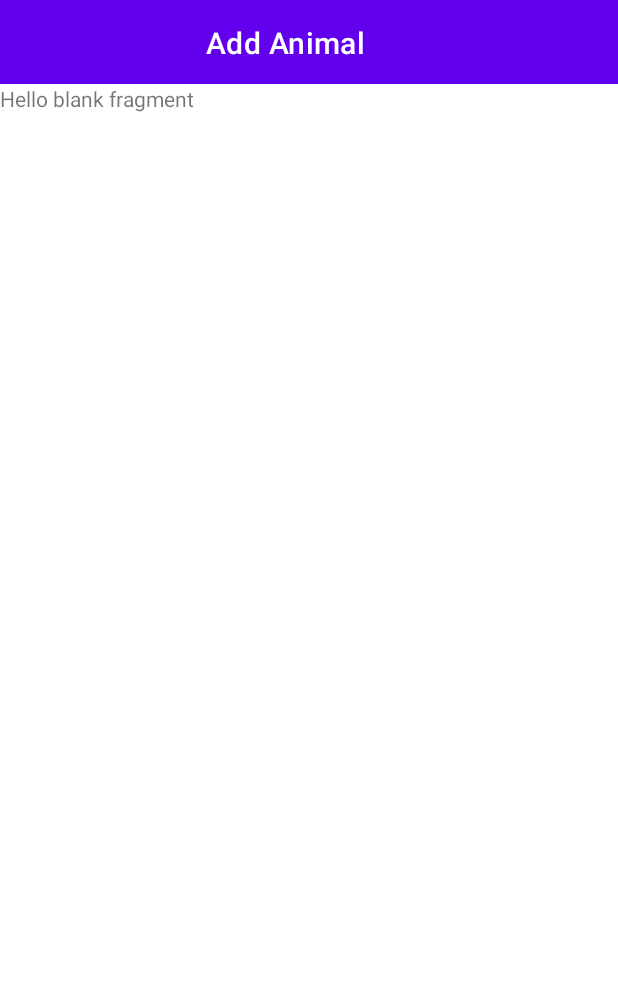
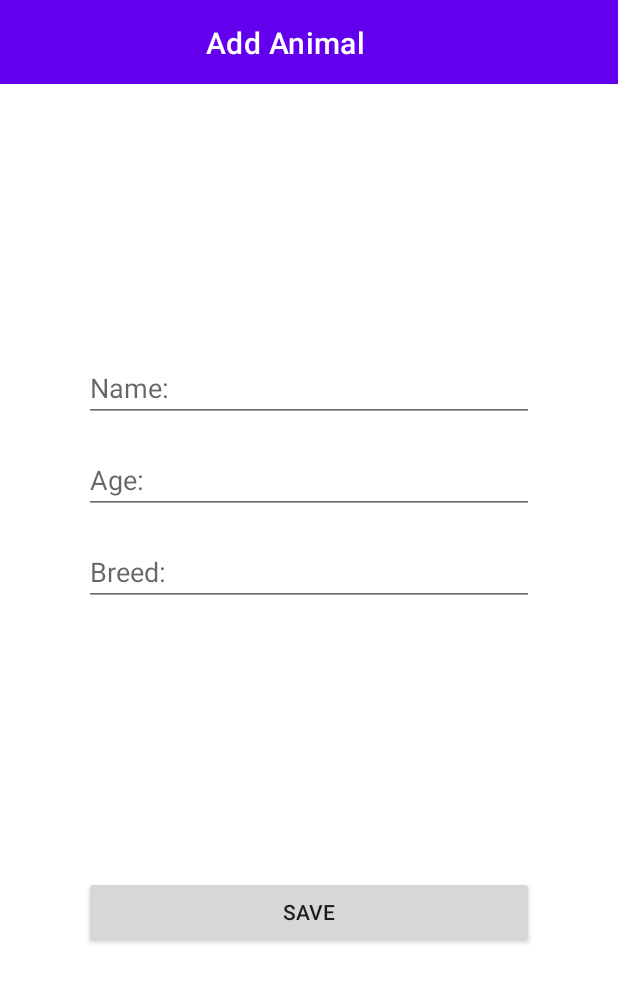
Before and after one commit to omelchenkoaleks/AnimalsProjectForRSSCHOOL, an Android app: the screen it shows after launch (MainActivity), after a tap on "Add new animal in database", on a phone screen of 412 x 824 dp. Shown: the top 982 px of the screen. Run offline under Robolectric (Android 15) with nearby library versions, the phone set to English and light mode, and no system bars.

Commit message:
RecyclerView and static data ...

```diff
--- /dev/null
+++ b/app/src/main/java/com/omelchenkoaleks/animals/models/Animal.kt
@@ -0,0 +1,7 @@
+package com.omelchenkoaleks.animals.models
+
+data class Animal(
+    val name: String = "",
+    val age: Int = 0,
+    val breed: String = ""
+)
--- a/app/src/main/java/com/omelchenkoaleks/animals/screens/AddAnimalFragment.kt
+++ b/app/src/main/java/com/omelchenkoaleks/animals/screens/AddAnimalFragment.kt
@@ -28,8 +28,8 @@ class AddAnimalFragment : Fragment() {
         APP_ACTIVITY.buttonSort.visibility = View.INVISIBLE
     }
 
-    override fun onDestroy() {
-        super.onDestroy()
+    override fun onDestroyView() {
+        super.onDestroyView()
         _binding = null
     }
 }
--- /dev/null
+++ b/app/src/main/java/com/omelchenkoaleks/animals/screens/main/AnimalsAdapter.kt
@@ -0,0 +1,50 @@
+package com.omelchenkoaleks.animals.screens.main
+
+import android.annotation.SuppressLint
+import android.view.LayoutInflater
+import android.view.ViewGroup
+import androidx.recyclerview.widget.RecyclerView
+import com.omelchenkoaleks.animals.R
+import com.omelchenkoaleks.animals.databinding.AnimalItemBinding
+import com.omelchenkoaleks.animals.models.Animal
+import com.omelchenkoaleks.animals.utils.APP_ACTIVITY
+
+class AnimalsAdapter : RecyclerView.Adapter<AnimalsAdapter.AnimalsHolder>() {
+
+    private var animals = emptyList<Animal>()
+
+    class AnimalsHolder(val binding: AnimalItemBinding) :
+        RecyclerView.ViewHolder(binding.root)
+
+
+    override fun onCreateViewHolder(parent: ViewGroup, viewType: Int)
+            : AnimalsHolder {
+        return AnimalsHolder(
+            AnimalItemBinding.inflate(
+                LayoutInflater.from(parent.context),
+                parent,
+                false
+            )
+        )
+    }
+
+    @SuppressLint("SetTextI18n")
+    override fun onBindViewHolder(holder: AnimalsHolder, position: Int) {
+        holder.binding.tvNameItem.text =
+            "${APP_ACTIVITY.resources.getString(R.string.sort_by_name)} ${animals[position].name}"
+        holder.binding.tvAgeItem.text =
+            "${APP_ACTIVITY.resources.getString(R.string.sort_by_age)} ${animals[position].age}"
+        holder.binding.tvBreedItem.text =
+            "${APP_ACTIVITY.resources.getString(R.string.sort_by_breed)} ${animals[position].breed}"
+    }
+
+    override fun getItemCount(): Int = animals.size
+
+
+    @SuppressLint("NotifyDataSetChanged")
+    fun setAnimals(animals: List<Animal>) {
+        this.animals = animals
+        notifyDataSetChanged()
+    }
+
+}
--- a/app/src/main/java/com/omelchenkoaleks/animals/screens/AnimalsFragment.kt
+++ b/app/src/main/java/com/omelchenkoaleks/animals/screens/main/AnimalsFragment.kt
@@ -1,18 +1,23 @@
-package com.omelchenkoaleks.animals.screens
+package com.omelchenkoaleks.animals.screens.main
 
 import android.os.Bundle
 import android.view.LayoutInflater
 import android.view.View
 import android.view.ViewGroup
 import androidx.fragment.app.Fragment
+import androidx.recyclerview.widget.RecyclerView
 import com.omelchenkoaleks.animals.R
 import com.omelchenkoaleks.animals.databinding.FragmentAnimalsBinding
 import com.omelchenkoaleks.animals.utils.APP_ACTIVITY
+import com.omelchenkoaleks.animals.utils.listAnimals
 
 class AnimalsFragment : Fragment() {
 
     private var _binding: FragmentAnimalsBinding? = null
     private val binding get() = requireNotNull(_binding)
+
+    private lateinit var recycler: RecyclerView
+    private lateinit var adapter: AnimalsAdapter
 
     override fun onCreateView(
         inflater: LayoutInflater, container: ViewGroup?,
@@ -24,6 +29,12 @@ class AnimalsFragment : Fragment() {
 
     override fun onViewCreated(view: View, savedInstanceState: Bundle?) {
         super.onViewCreated(view, savedInstanceState)
+
+        adapter = AnimalsAdapter()
+        adapter.setAnimals(listAnimals)
+        recycler = binding.recyclerView
+        recycler.adapter = adapter
+
 
         binding.btnAddAnimal.setOnClickListener {
             APP_ACTIVITY.navController.navigate(R.id.action_animalsFragment_to_addAnimalFragment)
@@ -37,9 +48,10 @@ class AnimalsFragment : Fragment() {
         APP_ACTIVITY.buttonSort.visibility = View.VISIBLE
     }
 
-    override fun onDestroy() {
-        super.onDestroy()
+    override fun onDestroyView() {
+        super.onDestroyView()
         _binding = null
+        recycler.adapter = null
     }
 
 }
--- a/app/src/main/java/com/omelchenkoaleks/animals/utils/constants.kt
+++ b/app/src/main/java/com/omelchenkoaleks/animals/utils/constants.kt
@@ -1,5 +1,33 @@
 package com.omelchenkoaleks.animals.utils
 
 import com.omelchenkoaleks.animals.MainActivity
+import com.omelchenkoaleks.animals.models.Animal
 
+// Context for all application
 lateinit var APP_ACTIVITY: MainActivity
+
+/*
+    list animals for test
+ */
+val listAnimals = arrayListOf(
+    Animal("Dog", 2, "Bulldog"),
+    Animal("Lion", 6, "African "),
+    Animal("Pig", 1, "Duroc"),
+    Animal("Cat", 2, "Sokoke"),
+    Animal("Pig", 3, "Landrace pig"),
+    Animal("Pig", 2, "Danish"),
+    Animal("Dog", 10, "Husky"),
+    Animal("Dog", 6, "English Bulldog"),
+    Animal("Dog", 3, "Pug"),
+    Animal("Dog", 8, "Beagle"),
+    Animal("Dog", 2, "Labrador Retriever"),
+    Animal("Cat", 9, "Laperm"),
+    Animal("Fox", 3, "Red Fox"),
+    Animal("Fox", 2, "Arctic Fox"),
+    Animal("Cat", 12, "Munchkin"),
+    Animal("Fox", 5, "Silver Fox"),
+    Animal("Dog", 2, "Bulldog"),
+    Animal("Cat", 2, "Siamese"),
+    Animal("Duck", 1, "Abacot Ranger"),
+    Animal("Duck", 2, "Allier Duck")
+)
--- a/app/src/main/res/layout/fragment_add_animal.xml
+++ b/app/src/main/res/layout/fragment_add_animal.xml
@@ -1,14 +1,49 @@
 <?xml version="1.0" encoding="utf-8"?>
-<FrameLayout xmlns:android="http://schemas.android.com/apk/res/android"
+<androidx.constraintlayout.widget.ConstraintLayout xmlns:android="http://schemas.android.com/apk/res/android"
+    xmlns:app="http://schemas.android.com/apk/res-auto"
     xmlns:tools="http://schemas.android.com/tools"
     android:layout_width="match_parent"
     android:layout_height="match_parent"
     tools:context=".screens.AddAnimalFragment">
 
-    <!-- TODO: Update blank fragment layout -->
-    <TextView
-        android:layout_width="match_parent"
-        android:layout_height="match_parent"
-        android:text="@string/hello_blank_fragment" />
+    <androidx.appcompat.widget.AppCompatEditText
+        android:id="@+id/et_name"
+        android:layout_width="300dp"
+        android:layout_height="wrap_content"
+        android:layout_marginTop="180dp"
+        android:hint="@string/sort_by_name"
+        app:layout_constraintEnd_toEndOf="parent"
+        app:layout_constraintStart_toStartOf="parent"
+        app:layout_constraintTop_toTopOf="parent" />
 
-</FrameLayout>
+    <androidx.appcompat.widget.AppCompatEditText
+        android:id="@+id/et_age"
+        android:layout_width="300dp"
+        android:layout_height="wrap_content"
+        android:layout_marginTop="@dimen/app_margin"
+        android:hint="@string/sort_by_age"
+        app:layout_constraintEnd_toEndOf="@+id/et_name"
+        app:layout_constraintStart_toStartOf="@+id/et_name"
+        app:layout_constraintTop_toBottomOf="@+id/et_name" />
+
+    <androidx.appcompat.widget.AppCompatEditText
+        android:id="@+id/et_breed"
+        android:layout_width="300dp"
+        android:layout_height="wrap_content"
+        android:layout_marginTop="@dimen/app_margin"
+        android:hint="@string/sort_by_breed"
+        app:layout_constraintEnd_toEndOf="@+id/et_name"
+        app:layout_constraintStart_toStartOf="@+id/et_name"
+        app:layout_constraintTop_toBottomOf="@+id/et_age" />
+
+    <androidx.appcompat.widget.AppCompatButton
+        android:id="@+id/btn_save_animal"
+        android:layout_width="300dp"
+        android:layout_height="wrap_content"
+        android:layout_marginTop="180dp"
+        android:text="@string/save"
+        app:layout_constraintEnd_toEndOf="@+id/et_name"
+        app:layout_constraintStart_toStartOf="@+id/et_name"
+        app:layout_constraintTop_toBottomOf="@+id/et_breed" />
+
+</androidx.constraintlayout.widget.ConstraintLayout>
--- a/app/src/main/res/layout/fragment_animals.xml
+++ b/app/src/main/res/layout/fragment_animals.xml
@@ -4,7 +4,7 @@
     xmlns:tools="http://schemas.android.com/tools"
     android:layout_width="match_parent"
     android:layout_height="match_parent"
-    tools:context=".screens.AnimalsFragment">
+    tools:context=".screens.main.AnimalsFragment">
 
     <androidx.recyclerview.widget.RecyclerView
         android:id="@+id/recycler_view"
--- a/app/src/main/res/navigation/nav_graph.xml
+++ b/app/src/main/res/navigation/nav_graph.xml
@@ -6,7 +6,7 @@
     app:startDestination="@id/animalsFragment">
     <fragment
         android:id="@+id/animalsFragment"
-        android:name="com.omelchenkoaleks.animals.screens.AnimalsFragment"
+        android:name="com.omelchenkoaleks.animals.screens.main.AnimalsFragment"
         android:label="fragment_animals"
         tools:layout="@layout/fragment_animals" >
         <action
--- a/app/src/main/res/values/strings.xml
+++ b/app/src/main/res/values/strings.xml
@@ -1,7 +1,6 @@
 <resources>
     <string name="app_name">Animals</string>
-    <!-- TODO: Remove or change this placeholder text -->
-    <string name="hello_blank_fragment">Hello blank fragment</string>
+
     <string name="animals">Animals</string>
     <string name="desc_btn_add_animal">Add new animal in database</string>
     <string name="add_animal">Add Animal</string>
@@ -10,4 +9,9 @@
     <string name="sort_by_name">Name:</string>
     <string name="sort_by_age">Age:</string>
     <string name="sort_by_breed">Breed:</string>
+    <string name="key_name">key_name</string>
+    <string name="key_age">key_age</string>
+    <string name="key_breed">key_breed</string>
+    <string name="save">Save</string>
+
 </resources>
```
Also changed, not shown: app/src/main/res/layout/animal_item.xml (added, +51 -0 lines), app/src/main/res/xml/sort.xml (+5 -5 lines).
